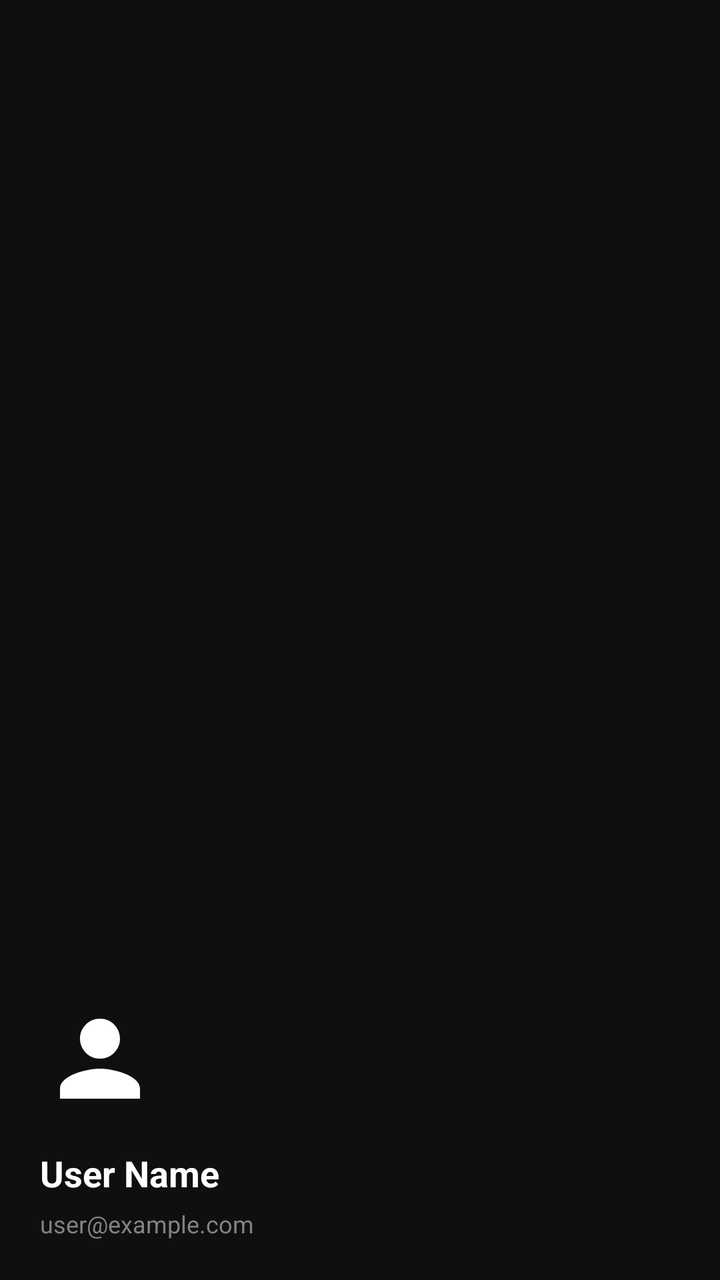
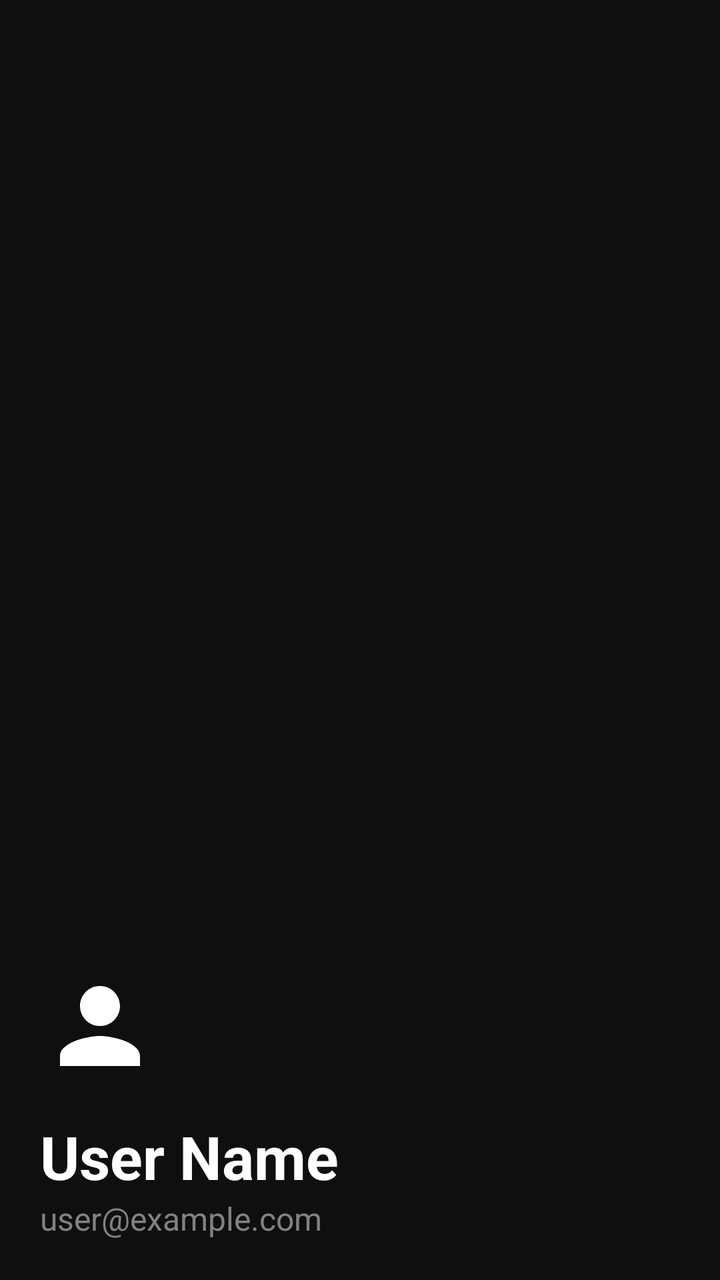

Screens rendered from an Android XML layout before and after an edit, with the pre-edit source and the edit as a unified diff.
<!-- AndroidManifest.xml: application theme Theme.AuthTest -->
<!-- res/layout/drawer_header.xml -->
<?xml version="1.0" encoding="utf-8"?>
<LinearLayout xmlns:android="http://schemas.android.com/apk/res/android"
    android:layout_width="match_parent"
    android:layout_height="200dp"
    android:orientation="vertical"
    android:gravity="bottom"
    android:padding="20dp"
    android:background="#0F0F0F">

    <ImageView
        android:id="@+id/drawer_user_avatar"
        android:layout_width="60dp"
        android:layout_height="60dp"
        android:src="@drawable/default_avatar"
        android:contentDescription="user_avatar"
        android:layout_marginBottom="15dp" />

    <TextView
        android:id="@+id/drawer_user_name"
        android:layout_width="wrap_content"
        android:layout_height="wrap_content"
        android:text="User Name"
        android:textColor="#FFFFFF"
        android:textSize="18sp"
        android:textStyle="bold"
        android:layout_marginBottom="5dp" />

    <TextView
        android:id="@+id/drawer_user_email"
        android:layout_width="wrap_content"
        android:layout_height="wrap_content"
        android:text="user@example.com"
        android:textColor="#828282"
        android:textSize="12sp" />

</LinearLayout>
<!-- resources referenced by this layout -->
<resources>
  <!-- drawable default_avatar (drawable) -->
  <?xml version="1.0" encoding="utf-8"?>
  <vector xmlns:android="http://schemas.android.com/apk/res/android"
      android:width="24dp"
      android:height="24dp"
      android:viewportWidth="24"
      android:viewportHeight="24">
      <path
          android:fillColor="#FFFFFF"
          android:pathData="M12,12c2.21,0 4,-1.79 4,-4s-1.79,-4 -4,-4 -4,1.79 -4,4 1.79,4 4,4zm0,2c-2.67,0 -8,1.34 -8,4v2h16v-2c0,-2.66 -5.33,-4 -8,-4z" />
  </vector>
  <style name="Theme.AuthTest" parent="Base.Theme.AuthTest" />
  <style name="Base.Theme.AuthTest" parent="Theme.Material3.DayNight.NoActionBar">
          
          
      </style>
</resources>

<!-- the commit's change to res/layout/drawer_header.xml (unified diff, before → after) -->
@@ -21,9 +21,8 @@
         android:layout_height="wrap_content"
         android:text="User Name"
         android:textColor="#FFFFFF"
-        android:textSize="18sp"
-        android:textStyle="bold"
-        android:layout_marginBottom="5dp" />
+        android:textSize="30sp"
+        android:textStyle="bold" />
 
     <TextView
         android:id="@+id/drawer_user_email"
@@ -31,6 +30,6 @@
         android:layout_height="wrap_content"
         android:text="user@example.com"
         android:textColor="#828282"
-        android:textSize="12sp" />
+        android:textSize="16sp" />
 
 </LinearLayout>
